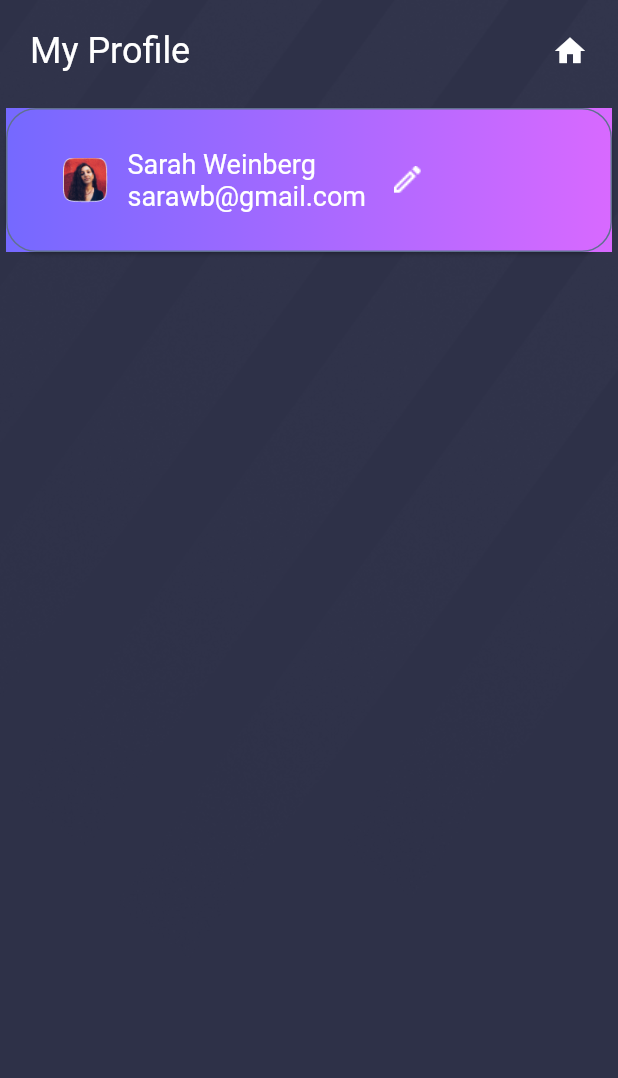
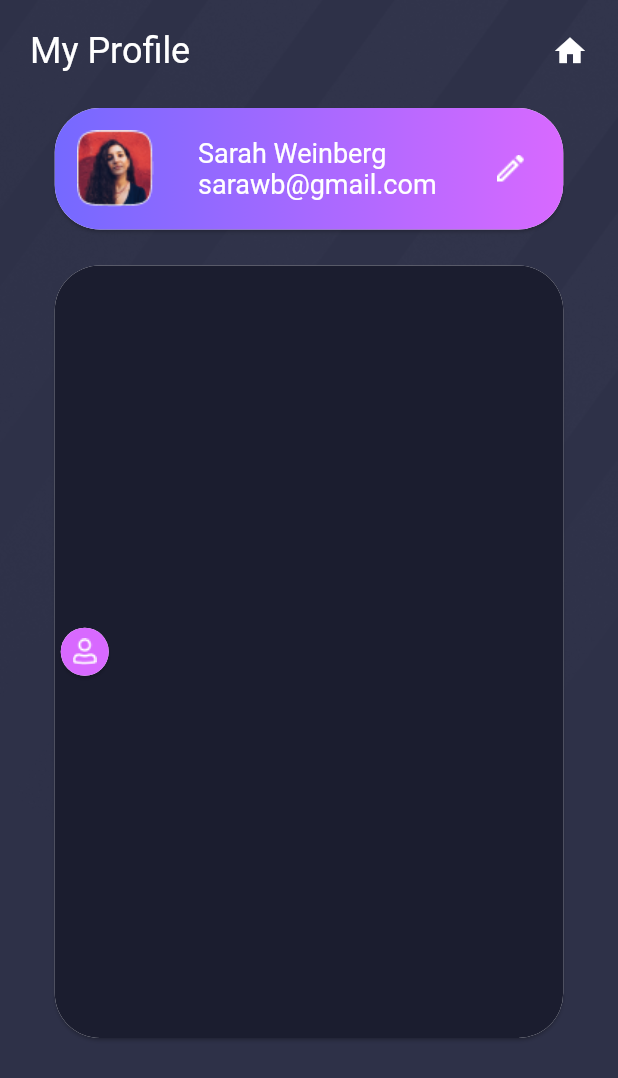
Before and after one commit to Giselz/interwise, a Flutter app: the screen it shows after launch, on a phone screen of 412 x 824 dp. Shown: the top 1078 px of the screen. Run offline on Flutter 3.47's test engine with Material 2 defaults, Android fonts, the phone set to English and light mode, and no system bars.

Commit message:
Atualizaçoes na page My Profile e adiçao de icon na pasta assets

```diff
--- a/lib/pages/my_profile.dart
+++ b/lib/pages/my_profile.dart
@@ -1,18 +1,15 @@
 import 'package:flutter/material.dart';
-import 'dart:math' as math;
 
-class MyProfile extends StatefulWidget{
-  const MyProfile({ Key? key }) : super(key: key);
+class MyProfile extends StatefulWidget {
+  const MyProfile({Key? key}) : super(key: key);
 
   @override
   _MyProfileState createState() => _MyProfileState();
 }
 
-class _MyProfileState extends State<MyProfile>{
-  get icon => null;
-
+class _MyProfileState extends State<MyProfile> {
   @override
-  Widget build(BuildContext context){
+  Widget build(BuildContext context) {
     return Scaffold(
         backgroundColor: const Color(0xFF2E3148),
         body: SafeArea(
@@ -21,86 +18,132 @@ class _MyProfileState extends State<MyProfile>{
                     child: Column(
                         crossAxisAlignment: CrossAxisAlignment.center,
                         children: [
-                Stack(
-                  children: <Widget>[
+              Stack(children: <Widget>[
                 Image.asset('assets/background.png'),
-                    Column(
-                      children: [
+                Column(children: [
                   Padding(
                     padding: const EdgeInsets.all(20.0),
                     child: Row(
                       mainAxisAlignment: MainAxisAlignment.spaceBetween,
-                            children: [
-                              const Text(
+                      children: const [
+                        Text(
                           'My Profile',
                           style: TextStyle(
                               color: Colors.white,
                               fontSize: 24.0,
                               fontWeight: FontWeight.w400),
                         ),
-                              Transform(
-                                  alignment: Alignment.center,
-                                  transform: Matrix4.rotationY(math.pi),
-                                  child: const Icon(
-                                    Icons.home,
-                                    color: Colors.white,
-                                  )),
+                        Icon(Icons.home, color: Colors.white)
                       ],
                     ),
                   ),
-                            Card(
-                              //color: const Color(0xFF1B1D2F),
+                  SizedBox(
+                    width: 347.0,
+                    height: 89.0,
+                    child: Card(
                       shape: RoundedRectangleBorder(
-                                  borderRadius: BorderRadius.circular(20.0),
-                                  side: const BorderSide(color: Color(0xFF60708F))),
+                        borderRadius: BorderRadius.circular(30.0),
+                      ),
                       child: Container(
-                                decoration: const BoxDecoration(
+                        decoration: BoxDecoration(
                             shape: BoxShape.rectangle,
-                                gradient: LinearGradient(
+                            gradient: const LinearGradient(
                               begin: Alignment.centerLeft,
                               end: Alignment.centerRight,
-                                  stops: [0.0, 1.0],
-                                  colors: [
-                                    Color(0xFF7569FF),
-                                    Color(0xFFD869FF)
-                                  ],
+                              stops: [0.0, 2.0],
+                              colors: [Color(0xFF7569FF), Color(0xFFD869FF)],
                             ),
-                                ),
-                                child: Padding(
-                                  padding: const EdgeInsets.all(25.0),
+                            borderRadius: BorderRadius.circular(30.0)),
                           child: Row(
+                            mainAxisAlignment: MainAxisAlignment.spaceAround,
                             children: const [
-                                      Padding(
-                                        padding: EdgeInsets.all(8.0),
-                                        child: Image(image: AssetImage('assets/sarah_weinberg.png'),
-                                        width: 40.0,
-                                        height: 30.0,),
+                              Image(
+                                  image:
+                                      AssetImage('assets/sarah_weinberg.png'),
+                                  width: 51.06,
+                                  height: 51.06,
                                 ),
                               //Icon(Icons.landscape, color: Color(0xFF60708F)),
                               Text(
                                 'Sarah Weinberg \nsarawb@gmail.com',
-                                        style: TextStyle(color: Color(0xFFFFFFFF), fontSize: 18.0),
+                                style: TextStyle(
+                                    color: Color(0xFFFFFFFF), fontSize: 18.0),
                               ),
-                                      Padding(
-                                        padding: EdgeInsets.all(8.0),
-                                        child: Image(image: AssetImage('assets/pencil.png'),
+                              Image(
+                                  image: AssetImage('assets/pencil.png'),
                                   width: 40.0,
-                                        height: 30.0,),
+                                  height: 30.0,
                                 ),
                             ],
                           ),
                       ),
                     ),
                   ),
+                  Padding(
+                    padding: const EdgeInsets.only(top: 16.0),
+                    child: SizedBox(
+                      width: 347.0,
+                      height: 523.0,
+                      child: Card(
+                        shape: RoundedRectangleBorder(
+                          borderRadius: BorderRadius.circular(30.0),
+                        ),
+                        child: Container(
+                                  decoration: BoxDecoration(
+                                    shape: BoxShape.rectangle,
+                                  gradient: const LinearGradient(
+                                    begin: Alignment.centerLeft,
+                                    end: Alignment.centerRight,
+                                    stops: [0.0, 1.0],
+                                    colors: [
+                                      (Color(0xFF1B1D2F)),
+                                      Color(0xFF1B1D2F)
+                                    ],
+                                  ),
+                                  borderRadius: BorderRadius.circular(30.0)
+                                  ),
+                                  child: Row(
+                                    children: [
+                                      SizedBox(
+                                        width: 40.0,
+                                        height: 40.0,
+                                        child: Card(
+                                          shape: RoundedRectangleBorder(
+                                            borderRadius: BorderRadius.circular(150.0),
+                                        ),
+                                        child: Container(
+                                  decoration: BoxDecoration(
+                                    shape: BoxShape.rectangle,
+                                  gradient: const LinearGradient(
+                                    begin: Alignment.centerLeft,
+                                    end: Alignment.centerRight,
+                                    stops: [0.0, 1.0],
+                                    colors: [
+                                        (Color(0xFFD869FF)),
+                                        Color(0xFFD869FF)
+                                    ],
+                                  ),
+                                  borderRadius: BorderRadius.circular(150.0)
+                                        ),
+                                        child: const Image(
+                                          image: AssetImage('assets/person.png'),
+                                          width: 15.5,
+                                          height: 16.98,
+                                          ),
+                                        ),
+                                        ),
+                                      ),
+
                                       ]
+                                      ),
+                                      ),
+                                  ),
+                      ),
                     ),
                     ]
                   )
-              ]
-          )
-            )
-          )
-        )
-        );
+                ]),
+              ])
+          ))));
   }
 }
```
Also changed, not shown: assets/person.png (added). Lines whose indentation alone changed are shown as unchanged.
